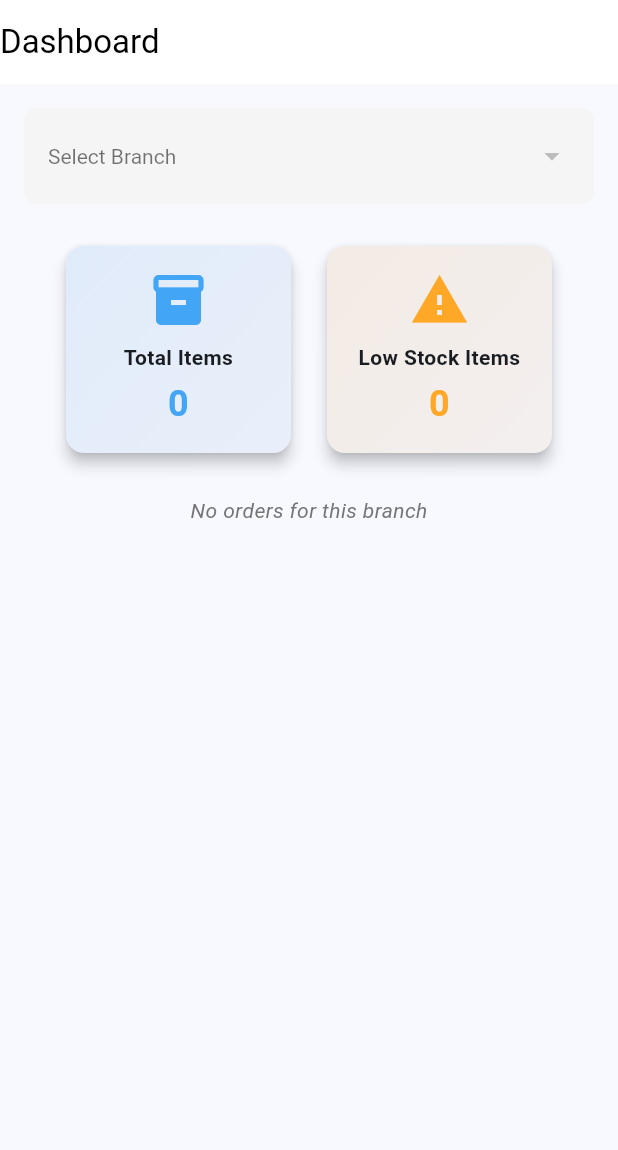
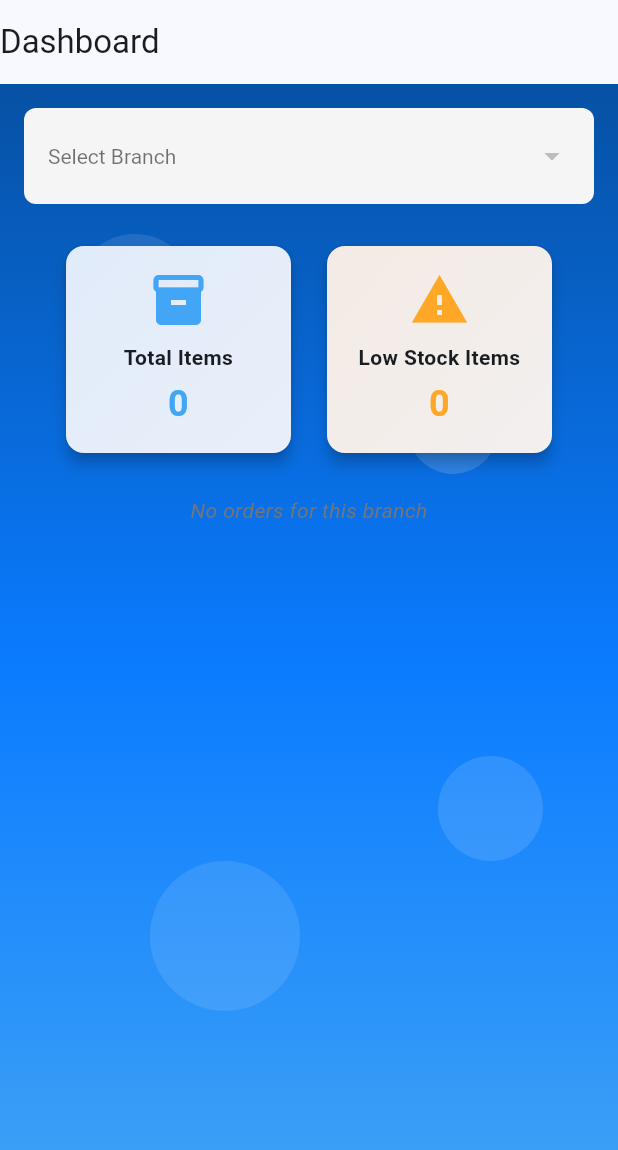
Before and after one commit to Nagareboshi09/WarehouseInventory, a Flutter app: the DashboardScreen screen opened directly, on a phone screen of 412 x 824 dp. Shown: the top 1150 px of the screen. Run offline on Flutter 3.47's test engine with Material 3 defaults, Android fonts, the light colour scheme and no system bars; our stand-ins replace csv, file_picker, fl_chart, shared_preferences, sqflite; missing offline and left inert: spreadsheet_decoder; accounts and stored records are empty.

Commit message:
Dashboard Scaffold body background added

```diff
--- a/lib/screens/dashboard_screen.dart
+++ b/lib/screens/dashboard_screen.dart
@@ -80,13 +80,72 @@ class _DashboardScreenState extends State<DashboardScreen> {
         title: const Text('Dashboard'),
         automaticallyImplyLeading: false,
         titleSpacing: MediaQuery.of(context).size.width < 600 ? 0.0 : 16.0,
-        backgroundColor: isDarkMode ? Colors.black : Colors.white,
-        foregroundColor: isDarkMode ? Colors.white : Colors.black,
         elevation: 0,
       ),
       body: _isLoading
           ? const Center(child: CircularProgressIndicator())
-          : SafeArea(
+          : Container(
+              decoration: BoxDecoration(
+                gradient: LinearGradient(
+                  begin: Alignment.topCenter,
+                  end: Alignment.bottomCenter,
+                  colors: isDarkMode
+                      ? [Color(0xFF1E1E1E), Color(0xFF2D2D2D), Color(0xFF3A3A3A)]
+                      : [Color(0xFF0651A4), Color(0xFF0A7BFF), Color(0xFF42A5F5)],
+                ),
+              ),
+              child: Stack(
+                children: [
+                  // Background bubbles
+                  Positioned(
+                    top: 100,
+                    left: 50,
+                    child: Container(
+                      width: 80,
+                      height: 80,
+                      decoration: BoxDecoration(
+                        shape: BoxShape.circle,
+                        color: isDarkMode ? Colors.white.withOpacity(0.05) : Colors.white.withOpacity(0.1),
+                      ),
+                    ),
+                  ),
+                  Positioned(
+                    top: 200,
+                    right: 80,
+                    child: Container(
+                      width: 60,
+                      height: 60,
+                      decoration: BoxDecoration(
+                        shape: BoxShape.circle,
+                        color: isDarkMode ? Colors.white.withOpacity(0.08) : Colors.white.withOpacity(0.15),
+                      ),
+                    ),
+                  ),
+                  Positioned(
+                    bottom: 150,
+                    left: 100,
+                    child: Container(
+                      width: 100,
+                      height: 100,
+                      decoration: BoxDecoration(
+                        shape: BoxShape.circle,
+                        color: isDarkMode ? Colors.white.withOpacity(0.05) : Colors.white.withOpacity(0.1),
+                      ),
+                    ),
+                  ),
+                  Positioned(
+                    bottom: 250,
+                    right: 50,
+                    child: Container(
+                      width: 70,
+                      height: 70,
+                      decoration: BoxDecoration(
+                        shape: BoxShape.circle,
+                        color: isDarkMode ? Colors.white.withOpacity(0.06) : Colors.white.withOpacity(0.12),
+                      ),
+                    ),
+                  ),
+                  SafeArea(
                     child: Padding(
                       padding: const EdgeInsets.all(16.0),
                       child: Column(
@@ -203,6 +262,9 @@ class _DashboardScreenState extends State<DashboardScreen> {
                       ),
                     ),
                   ),
+                ],
+              ),
+            ),
     );
   }
 
```
Lines whose indentation alone changed are shown as unchanged.
